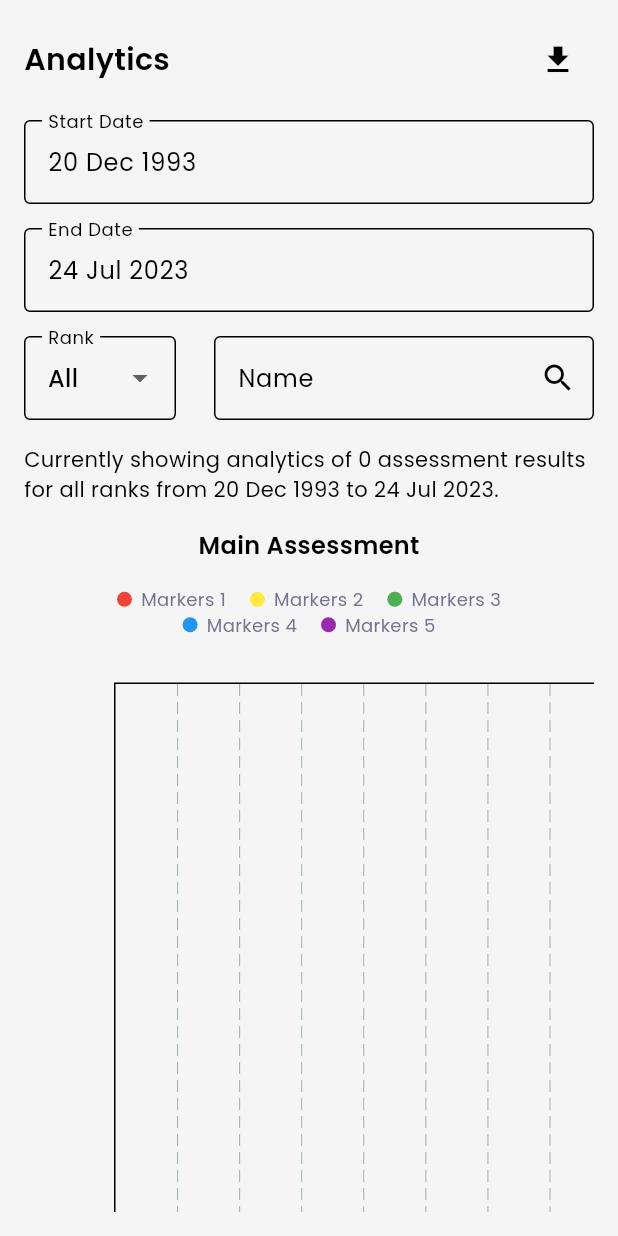
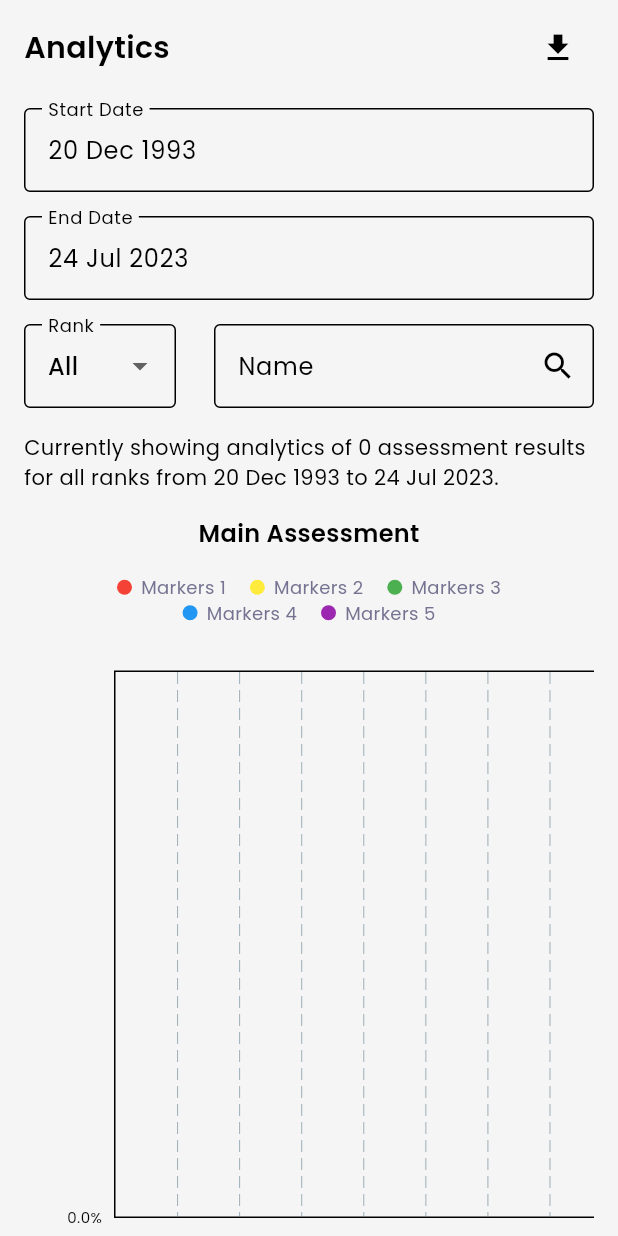
Before and after one commit to YosuaPWH/ts_one, a Flutter app: the AnalyticsScreen screen opened directly, on a phone screen of 412 x 824 dp. Run offline on Flutter 3.47's test engine with Material 2 defaults, Android fonts, the phone set to English and light mode, and no system bars; drawn by our look-alikes of fl_chart, flutter_progress_hud; our stand-ins replace cloud_firestore, email_validator, firebase_auth, firebase_core, firebase_storage, flutter_expandable_fab and 12 more; missing offline and left inert: googleapis, hand_signature; accounts and stored records are empty; generated files the repository leaves out were written again.

Commit message:
Update analytics_screen.dart

```diff
--- a/lib/presentation/view/analytics/analytics_screen.dart
+++ b/lib/presentation/view/analytics/analytics_screen.dart
@@ -437,7 +437,7 @@ class _AnalyticsScreenState extends State<AnalyticsScreen> {
               builder: (context) {
                 return Scaffold(
                   body: Padding(
-                    padding: const EdgeInsets.all(16.0),
+                    padding: const EdgeInsets.only(top: 8.0, bottom: 8.0, left: 16.0, right: 16.0),
                     child: SingleChildScrollView(
                       child: Column(
                           crossAxisAlignment: CrossAxisAlignment.start,
```
